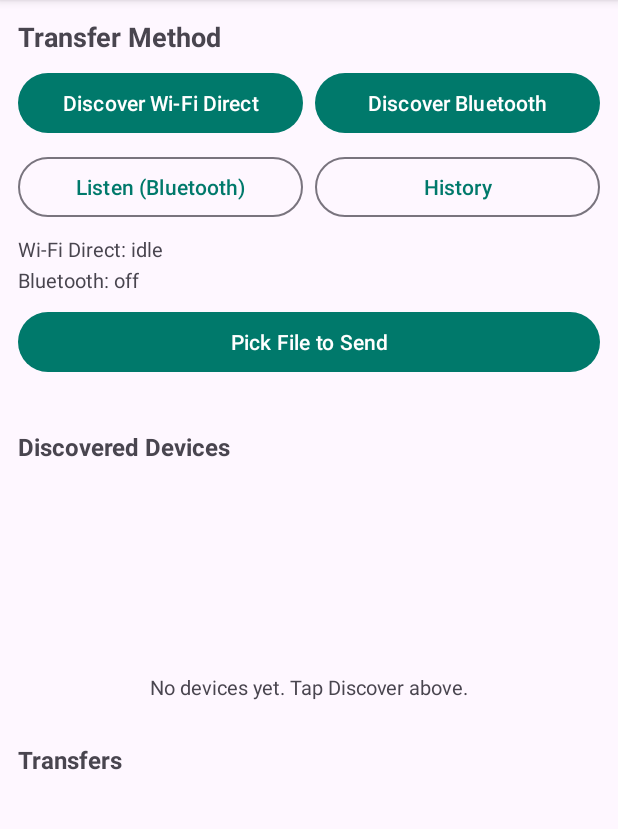
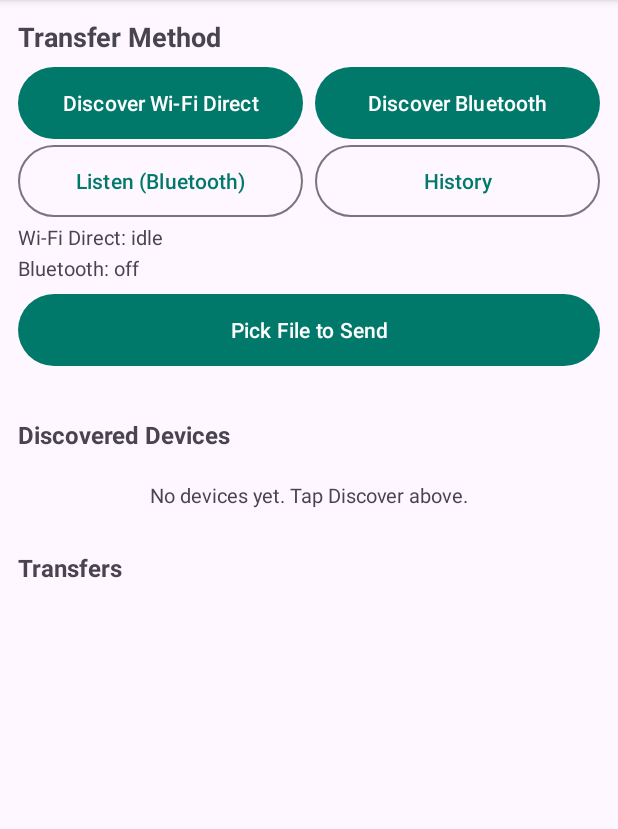
Before and after one commit to wanwusangzhigit/fd, an Android app: the screen it shows after launch (MainActivity), on a phone screen of 412 x 824 dp, the part 96-925 px from its top. Run offline under Robolectric (Android 15) with nearby library versions, the phone set to English and light mode, and no system bars.

Commit message:
Android: add LAN device discovery and fix UI overlap
LAN discovery was missing entirely on Android (only Wi-Fi Direct P2P and
Bluetooth existed); desktop clients find each other via a UDP beacon on
port 18998. Add a receiver so Android can see and send to them.

- BeaconParser: parse the WFDn beacon frame (magic + version + hostname +
  CSV IP), byte-compatible with native/src/Discovery.cpp ParseBeacon
- LanDiscoveryManager: DatagramSocket on 18998 (reuseAddress before bind),
  coroutine receive loop, peers keyed by IP with a 6s TTL; lifecycle tied
  to the activity
- Device list: new DeviceItem.Lan, shown alongside P2P/BT; tapping sends
  directly over TCP via the existing launchWifiSend path
- No new permissions: broadcast is not multicast, INTERNET/WIFI already held

UI: restructure activity_main so controls can't overlap
- ScrollView -> NestedScrollView; both RecyclerViews use a fixed dimens
  height (no more wrap_content measure jitter inside the scroll view)
- empty state and device list are mutually exclusive (no dual occupancy)
- Disconnect-Wi-Fi moved to its own row; buttons single-line, minWidth 0,
  zero inset so the 2<->3 button switch no longer squeezes neighbours
- add values/dimens.xml + values-land/dimens.xml; drop configChanges so
  rotation re-inflates the landscape layout; re-init the BT server after
  rotation instead of leaving a stale started flag

Verified: testDebugUnitTest 43/43 (9 new BeaconParser tests), lintDebug
0 errors, no MissingTranslation, string keys aligned EN/ZH.

```diff
--- a/app/src/main/AndroidManifest.xml
+++ b/app/src/main/AndroidManifest.xml
@@ -67,8 +67,7 @@
 
         <activity
             android:name=".ui.MainActivity"
-            android:exported="true"
-            android:configChanges="orientation|screenSize|keyboardHidden">
+            android:exported="true">
             <intent-filter>
                 <action android:name="android.intent.action.MAIN" />
                 <category android:name="android.intent.category.LAUNCHER" />
--- /dev/null
+++ b/app/src/main/java/com/example/wifidirect/manager/LanDiscoveryManager.kt
@@ -0,0 +1,111 @@
+package com.example.wifidirect.manager
+
+import android.util.Log
+import com.example.wifidirect.transfer.Constants
+import kotlinx.coroutines.CoroutineScope
+import kotlinx.coroutines.Dispatchers
+import kotlinx.coroutines.Job
+import kotlinx.coroutines.SupervisorJob
+import kotlinx.coroutines.cancel
+import kotlinx.coroutines.flow.MutableStateFlow
+import kotlinx.coroutines.flow.StateFlow
+import kotlinx.coroutines.flow.asStateFlow
+import kotlinx.coroutines.isActive
+import kotlinx.coroutines.launch
+import java.net.DatagramPacket
+import java.net.DatagramSocket
+import java.net.InetSocketAddress
+import java.net.SocketTimeoutException
+
+/**
+ * 监听桌面 native 客户端广播的 UDP beacon，暴露同一 LAN 上的对端列表。
+ *
+ * 只收不发——Android 端不广播自己的 beacon，因此两台 Android 之间不会
+ * 通过这里互相发现；被发现的都是正在广播的 native（Windows/Linux）客户端。
+ */
+class LanDiscoveryManager {
+
+    companion object {
+        private const val TAG = "LanDiscovery"
+    }
+
+    private val _peers = MutableStateFlow<List<LanPeer>>(emptyList())
+    val peers: StateFlow<List<LanPeer>> = _peers.asStateFlow()
+
+    private val scope = CoroutineScope(SupervisorJob() + Dispatchers.IO)
+    private var job: Job? = null
+    private var socket: DatagramSocket? = null
+
+    fun start() {
+        if (job != null) return
+        job = scope.launch {
+            var sock: DatagramSocket? = null
+            try {
+                // 必须先 reuseAddress 再 bind，否则与同机其它监听者（含桌面
+                // beacon）抢占端口时 bind 失败。桌面侧也开了 SO_REUSEADDR。
+                sock = DatagramSocket(null).apply {
+                    reuseAddress = true
+                    soTimeout = 1000
+                    bind(InetSocketAddress("0.0.0.0", Constants.DISCOVERY_PORT))
+                }
+                socket = sock
+                Log.i(TAG, "LAN discovery listening on :${Constants.DISCOVERY_PORT}")
+
+                val buf = ByteArray(1024)
+                while (isActive) {
+                    val packet = DatagramPacket(buf, buf.size)
+                    try {
+                        sock.receive(packet)
+                    } catch (_: SocketTimeoutException) {
+                        // 每秒醒来一次，顺手清理过期 peer
+                        prune()
+                        continue
+                    }
+                    val peer = BeaconParser.parse(
+                        packet.data, packet.length, System.currentTimeMillis())
+                        ?: continue
+                    if (peer.ip.isEmpty()) continue
+                    merge(peer)
+                    prune()
+                }
+            } catch (e: Exception) {
+                Log.w(TAG, "LAN discovery stopped: ${e.message}")
+            } finally {
+                sock?.close()
+                if (socket === sock) socket = null
+            }
+        }
+    }
+
+    fun stop() {
+        job?.cancel()
+        job = null
+        try { socket?.close() } catch (_: Exception) {}
+        socket = null
+    }
+
+    fun cleanup() {
+        stop()
+        scope.cancel()
+    }
+
+    /** 以 ip 为 key 合并：已存在则更新时间与名称，否则新增。 */
+    private fun merge(peer: LanPeer) {
+        val now = peer.lastSeenMs
+        val updated = _peers.value.toMutableList()
+        val idx = updated.indexOfFirst { it.ip == peer.ip }
+        if (idx >= 0) {
+            updated[idx] = updated[idx].copy(name = peer.name, lastSeenMs = now)
+        } else {
+            updated += peer
+        }
+        _peers.value = updated.sortedByDescending { it.lastSeenMs }
+    }
+
+    /** 剔除超过 TTL 未再收到 beacon 的 peer。 */
+    private fun prune() {
+        val now = System.currentTimeMillis()
+        val kept = _peers.value.filter { now - it.lastSeenMs <= Constants.LAN_PEER_TTL_MS }
+        if (kept.size != _peers.value.size) _peers.value = kept
+    }
+}
--- a/app/src/main/java/com/example/wifidirect/transfer/Constants.kt
+++ b/app/src/main/java/com/example/wifidirect/transfer/Constants.kt
@@ -12,6 +12,18 @@ object Constants {
 
     /** TCP 端口（Wi-Fi Direct）— 客户端上报自身 IP 的信令通道（组主侧监听） */
     const val WIFI_REGISTER_PORT = 8989
+
+    /** LAN 设备发现 — UDP 广播 beacon 端口（与桌面 native/Discovery.h 一致） */
+    const val DISCOVERY_PORT = 18998
+
+    /** beacon 帧魔数 "WFDn"（与桌面 native/Discovery.cpp 一致） */
+    const val BEACON_MAGIC = "WFDn"
+
+    /** beacon 协议版本 */
+    const val BEACON_VERSION = 1
+
+    /** LAN peer 多久未收到 beacon 视为过期（ms） */
+    const val LAN_PEER_TTL_MS = 6_000L
 
     /** TCP 连接超时（ms） */
     const val WIFI_CONNECT_TIMEOUT_MS = 15_000
--- a/app/src/main/java/com/example/wifidirect/ui/MainActivity.kt
+++ b/app/src/main/java/com/example/wifidirect/ui/MainActivity.kt
@@ -22,6 +22,7 @@ import com.example.wifidirect.App
 import com.example.wifidirect.R
 import com.example.wifidirect.databinding.ActivityMainBinding
 import com.example.wifidirect.manager.BluetoothManager
+import com.example.wifidirect.manager.LanDiscoveryManager
 import com.example.wifidirect.manager.WiFiDirectManager
 import com.example.wifidirect.manager.safeName
 import com.example.wifidirect.transfer.BluetoothReceiverConnection
@@ -43,6 +44,7 @@ class MainActivity : AppCompatActivity() {
     private lateinit var binding: ActivityMainBinding
     private lateinit var wifi: WiFiDirectManager
     private lateinit var bt: BluetoothManager
+    private lateinit var lan: LanDiscoveryManager
     private lateinit var receivedFileManager: ReceivedFileManager
 
     private val deviceAdapter = DeviceAdapter(::onDeviceClicked)
@@ -135,6 +137,7 @@ class MainActivity : AppCompatActivity() {
 
         wifi = WiFiDirectManager(this)
         bt = BluetoothManager(this)
+        lan = LanDiscoveryManager()
         receivedFileManager = ReceivedFileManager(this)
         // 初始化传输历史单例（接收事件会调用 TransferHistory.get()）
         com.example.wifidirect.transfer.TransferHistory.init(applicationContext)
@@ -143,6 +146,7 @@ class MainActivity : AppCompatActivity() {
         setupButtons(savedInstanceState)
         setupSwipeRefresh()
         observeManagers()
+        lan.start()
         observeTransferEvents()
         restoreState(savedInstanceState)
 
@@ -253,6 +257,8 @@ class MainActivity : AppCompatActivity() {
                 bt.clearDiscovered()
                 bt.startDiscovery(this)
             }
+            // LAN 发现常驻；下拉时确保在运行（已运行则幂等跳过）。
+            lan.start()
             // 给一点延迟隐藏刷新动画
             binding.swipeRefresh.postDelayed({
                 binding.swipeRefresh.isRefreshing = false
@@ -264,18 +270,28 @@ class MainActivity : AppCompatActivity() {
         // Wi-Fi Direct peers
         lifecycleScope.launch {
             wifi.peers.collectLatest { peers ->
-                refreshDeviceList(peers = peers, bluetooth = bt.discoveredDevices.value)
+                refreshDeviceList(peers = peers, bluetooth = bt.discoveredDevices.value,
+                    lanPeers = lan.peers.value)
             }
         }
         // Bluetooth discovered + paired
         lifecycleScope.launch {
             bt.discoveredDevices.collectLatest { devices ->
-                refreshDeviceList(peers = wifi.peers.value, bluetooth = devices)
+                refreshDeviceList(peers = wifi.peers.value, bluetooth = devices,
+                    lanPeers = lan.peers.value)
             }
         }
         lifecycleScope.launch {
             bt.pairedDevices.collectLatest { devices ->
-                refreshDeviceList(peers = wifi.peers.value, bluetooth = devices)
+                refreshDeviceList(peers = wifi.peers.value, bluetooth = devices,
+                    lanPeers = lan.peers.value)
+            }
+        }
+        // LAN 广播发现（桌面 native 客户端）
+        lifecycleScope.launch {
+            lan.peers.collectLatest { lanPeers ->
+                refreshDeviceList(peers = wifi.peers.value,
+                    bluetooth = bt.discoveredDevices.value, lanPeers = lanPeers)
             }
         }
         // 启用蓝牙后自动扫描
@@ -373,13 +389,17 @@ class MainActivity : AppCompatActivity() {
 
     private fun refreshDeviceList(
         peers: List<WifiP2pDevice>,
-        bluetooth: List<BluetoothDevice>
+        bluetooth: List<BluetoothDevice>,
+        lanPeers: List<com.example.wifidirect.manager.LanPeer>
     ) {
         val items = mutableListOf<DeviceItem>()
+        lanPeers.forEach { items += DeviceItem.Lan(it.ip, it.name) }
         peers.forEach { items += DeviceItem.Wifi(it) }
         bluetooth.forEach { items += DeviceItem.Bt(it) }
         deviceAdapter.submitList(items)
+        // 空态与列表互斥，避免两者同时占位造成视觉重叠。
         binding.emptyView.visibility = if (items.isEmpty()) View.VISIBLE else View.GONE
+        binding.deviceList.visibility = if (items.isEmpty()) View.GONE else View.VISIBLE
     }
 
     // ----- 设备点击：选择发送通道 -------------------------------------------
@@ -392,6 +412,13 @@ class MainActivity : AppCompatActivity() {
         when (item) {
             is DeviceItem.Wifi -> onWifiDeviceClicked(item, pendingFiles.toList())
             is DeviceItem.Bt -> onBtDeviceClicked(item.device, pendingFiles.toList())
+            is DeviceItem.Lan -> {
+                // 桌面 native 客户端： beacon 已给出 LAN IP，直接走 TCP 8988。
+                val files = pendingFiles.toList()
+                files.forEach { f -> launchWifiSend(item.ip, f.uri, f.displayName, f.size) }
+                clearPendingFiles()
+                toast(getString(R.string.toast_sending_via_lan, item.name.ifEmpty { item.ip }))
+            }
         }
     }
 
@@ -568,7 +595,13 @@ class MainActivity : AppCompatActivity() {
             }
             refreshSelectedFileLabel()
         }
-        bluetoothServerStarted = savedInstanceState.getBoolean(KEY_BT_SERVER_STARTED, false)
+        // 旋转重建（移除 configChanges 后会发生）：标志恢复为 true，但旧的
+        // 接收 socket 已随 Activity 销毁关闭。重置后重新实际启动服务，避免
+        // ensureBtServerStarted() 因标志已 true 而 early-return 导致收不到文件。
+        if (savedInstanceState.getBoolean(KEY_BT_SERVER_STARTED, false)) {
+            bluetoothServerStarted = false
+            ensureBtServerStarted()
+        }
     }
 
     // ----- 辅助 ---------------------------------------------------------------
@@ -637,6 +670,7 @@ class MainActivity : AppCompatActivity() {
         }
         bt.cleanup()
         wifi.cleanup()
+        lan.cleanup()
     }
 
     companion object {
--- a/app/src/main/res/layout/activity_main.xml
+++ b/app/src/main/res/layout/activity_main.xml
@@ -1,11 +1,12 @@
 <?xml version="1.0" encoding="utf-8"?>
 <androidx.swiperefreshlayout.widget.SwipeRefreshLayout
     xmlns:android="http://schemas.android.com/apk/res/android"
+    xmlns:tools="http://schemas.android.com/tools"
     android:id="@+id/swipeRefresh"
     android:layout_width="match_parent"
     android:layout_height="match_parent">
 
-<ScrollView xmlns:android="http://schemas.android.com/apk/res/android"
+    <androidx.core.widget.NestedScrollView
         android:layout_width="match_parent"
         android:layout_height="match_parent"
         android:fillViewport="true">
@@ -14,7 +15,7 @@
             android:layout_width="match_parent"
             android:layout_height="wrap_content"
             android:orientation="vertical"
-        android:padding="12dp">
+            android:padding="@dimen/screen_padding">
 
             <TextView
                 android:layout_width="match_parent"
@@ -24,35 +25,48 @@
                 android:textSize="18sp"
                 android:paddingBottom="8dp" />
 
-        <!-- Discovery controls -->
+            <!-- Discovery controls: 两列等宽，单行省略避免折行重叠 -->
             <LinearLayout
                 android:layout_width="match_parent"
                 android:layout_height="wrap_content"
                 android:orientation="horizontal"
-            android:layout_marginBottom="8dp">
+                android:layout_marginBottom="@dimen/row_spacing">
 
                 <com.google.android.material.button.MaterialButton
                     android:id="@+id/btnDiscoverWifi"
+                    style="@style/Widget.Material3.Button"
                     android:layout_width="0dp"
                     android:layout_height="wrap_content"
                     android:layout_weight="1"
-                android:layout_marginEnd="4dp"
+                    android:layout_marginEnd="@dimen/row_spacing"
+                    android:minWidth="0dp"
+                    android:maxLines="1"
+                    android:ellipsize="end"
+                    android:insetTop="0dp"
+                    android:insetBottom="0dp"
                     android:text="@string/discover_wifi" />
 
                 <com.google.android.material.button.MaterialButton
                     android:id="@+id/btnDiscoverBt"
+                    style="@style/Widget.Material3.Button"
                     android:layout_width="0dp"
                     android:layout_height="wrap_content"
                     android:layout_weight="1"
-                android:layout_marginStart="4dp"
+                    android:layout_marginStart="@dimen/row_spacing"
+                    android:minWidth="0dp"
+                    android:maxLines="1"
+                    android:ellipsize="end"
+                    android:insetTop="0dp"
+                    android:insetBottom="0dp"
                     android:text="@string/discover_bt" />
             </LinearLayout>
 
+            <!-- 第二行：BT server + History 两列 -->
             <LinearLayout
                 android:layout_width="match_parent"
                 android:layout_height="wrap_content"
                 android:orientation="horizontal"
-            android:layout_marginBottom="8dp">
+                android:layout_marginBottom="@dimen/row_spacing">
 
                 <com.google.android.material.button.MaterialButton
                     android:id="@+id/btnStartBtServer"
@@ -60,19 +74,13 @@
                     android:layout_width="0dp"
                     android:layout_height="wrap_content"
                     android:layout_weight="1"
-                android:layout_marginEnd="4dp"
+                    android:layout_marginEnd="@dimen/row_spacing"
+                    android:minWidth="0dp"
+                    android:maxLines="1"
+                    android:ellipsize="end"
+                    android:insetTop="0dp"
+                    android:insetBottom="0dp"
                     android:text="@string/start_bt_server" />
-
-            <com.google.android.material.button.MaterialButton
-                android:id="@+id/btnStopWifi"
-                style="@style/Widget.Material3.Button.OutlinedButton"
-                android:layout_width="0dp"
-                android:layout_height="wrap_content"
-                android:layout_weight="1"
-                android:layout_marginStart="4dp"
-                android:layout_marginEnd="4dp"
-                android:visibility="gone"
-                android:text="@string/disconnect_wifi" />
 
                 <com.google.android.material.button.MaterialButton
                     android:id="@+id/btnHistory"
@@ -80,9 +88,29 @@
                     android:layout_width="0dp"
                     android:layout_height="wrap_content"
                     android:layout_weight="1"
-                android:layout_marginStart="4dp"
+                    android:layout_marginStart="@dimen/row_spacing"
+                    android:minWidth="0dp"
+                    android:maxLines="1"
+                    android:ellipsize="end"
+                    android:insetTop="0dp"
+                    android:insetBottom="0dp"
                     android:text="@string/history" />
             </LinearLayout>
+
+            <!-- Disconnect Wi-Fi 单独一行显隐，避免 weight 重分配挤压邻居 -->
+            <com.google.android.material.button.MaterialButton
+                android:id="@+id/btnStopWifi"
+                style="@style/Widget.Material3.Button.OutlinedButton"
+                android:layout_width="match_parent"
+                android:layout_height="wrap_content"
+                android:layout_marginBottom="@dimen/row_spacing"
+                android:minWidth="0dp"
+                android:maxLines="1"
+                android:ellipsize="end"
+                android:insetTop="0dp"
+                android:insetBottom="0dp"
+                android:visibility="gone"
+                android:text="@string/disconnect_wifi" />
 
             <!-- Status lines -->
             <TextView
@@ -91,6 +119,8 @@
                 android:layout_height="wrap_content"
                 android:text="@string/wifi_idle"
                 android:textSize="13sp"
+                android:maxLines="2"
+                android:ellipsize="end"
                 android:paddingBottom="2dp" />
 
             <TextView
@@ -99,13 +129,21 @@
                 android:layout_height="wrap_content"
                 android:text="@string/bt_idle"
                 android:textSize="13sp"
+                android:maxLines="2"
+                android:ellipsize="end"
                 android:paddingBottom="8dp" />
 
             <!-- File selection -->
             <com.google.android.material.button.MaterialButton
                 android:id="@+id/btnPickFile"
+                style="@style/Widget.Material3.Button"
                 android:layout_width="match_parent"
                 android:layout_height="wrap_content"
+                android:minWidth="0dp"
+                android:maxLines="1"
+                android:ellipsize="end"
+                android:insetTop="0dp"
+                android:insetBottom="0dp"
                 android:text="@string/pick_file" />
 
             <TextView
@@ -113,6 +151,8 @@
                 android:layout_width="match_parent"
                 android:layout_height="wrap_content"
                 android:textSize="13sp"
+                android:maxLines="2"
+                android:ellipsize="middle"
                 android:paddingTop="4dp"
                 android:paddingBottom="4dp"
                 android:text="" />
@@ -139,9 +179,10 @@
             <androidx.recyclerview.widget.RecyclerView
                 android:id="@+id/deviceList"
                 android:layout_width="match_parent"
-            android:layout_height="wrap_content"
+                android:layout_height="@dimen/list_height"
                 android:nestedScrollingEnabled="false"
-            android:minHeight="120dp" />
+                android:visibility="gone"
+                tools:listitem="@layout/item_device" />
 
             <TextView
                 android:id="@+id/emptyView"
@@ -166,9 +207,10 @@
             <androidx.recyclerview.widget.RecyclerView
                 android:id="@+id/transferList"
                 android:layout_width="match_parent"
-            android:layout_height="wrap_content"
-            android:nestedScrollingEnabled="false" />
+                android:layout_height="@dimen/list_height"
+                android:nestedScrollingEnabled="false"
+                tools:listitem="@layout/item_transfer" />
 
         </LinearLayout>
-</ScrollView>
+    </androidx.core.widget.NestedScrollView>
 </androidx.swiperefreshlayout.widget.SwipeRefreshLayout>
--- a/app/src/main/res/layout/item_device.xml
+++ b/app/src/main/res/layout/item_device.xml
@@ -21,6 +21,8 @@
             android:layout_weight="1"
             android:textSize="16sp"
             android:textStyle="bold"
+            android:maxLines="1"
+            android:ellipsize="end"
             tools:text="Pixel 7" />
 
         <TextView
@@ -38,5 +40,7 @@
         android:layout_height="wrap_content"
         android:textSize="12sp"
         android:textColor="@android:color/darker_gray"
+        android:maxLines="1"
+        android:ellipsize="end"
         tools:text="AA:BB:CC:DD:EE:FF" />
 </LinearLayout>
--- /dev/null
+++ b/app/src/main/res/values-land/dimens.xml
@@ -0,0 +1,7 @@
+<?xml version="1.0" encoding="utf-8"?>
+<resources>
+    <!-- 横屏：垂直空间紧张，收紧间距与列表高度 -->
+    <dimen name="screen_padding">8dp</dimen>
+    <dimen name="row_spacing">2dp</dimen>
+    <dimen name="list_height">110dp</dimen>
+</resources>
--- /dev/null
+++ b/app/src/main/res/values/dimens.xml
@@ -0,0 +1,8 @@
+<?xml version="1.0" encoding="utf-8"?>
+<resources>
+    <!-- 主界面统一间距 -->
+    <dimen name="screen_padding">12dp</dimen>
+    <dimen name="row_spacing">4dp</dimen>
+    <!-- 设备/传输列表高度（定高，避免 ScrollView 内 wrap_content 测量跳动） -->
+    <dimen name="list_height">180dp</dimen>
+</resources>
--- a/app/src/main/res/values/strings.xml
+++ b/app/src/main/res/values/strings.xml
@@ -115,4 +115,10 @@
     <string name="fail_port_in_use">Port %1$d in use</string>
     <string name="fail_receive">Receive failed</string>
     <string name="fail_send">Send failed</string>
+
+    <!-- LAN discovery -->
+    <string name="transport_lan">LAN</string>
+    <string name="lan_discovered">LAN: %1$d device(s) found</string>
+    <string name="toast_sending_via_lan">Sending %1$s via LAN…</string>
+    <string name="lan_listening">LAN: discovery on</string>
 </resources>
```
Also changed, not shown: app/src/main/java/com/example/wifidirect/manager/BeaconParser.kt (added, +51 -0 lines), app/src/main/java/com/example/wifidirect/ui/DeviceAdapter.kt (+10 -0 lines), 2 other files. Lines whose indentation alone changed are shown as unchanged.
